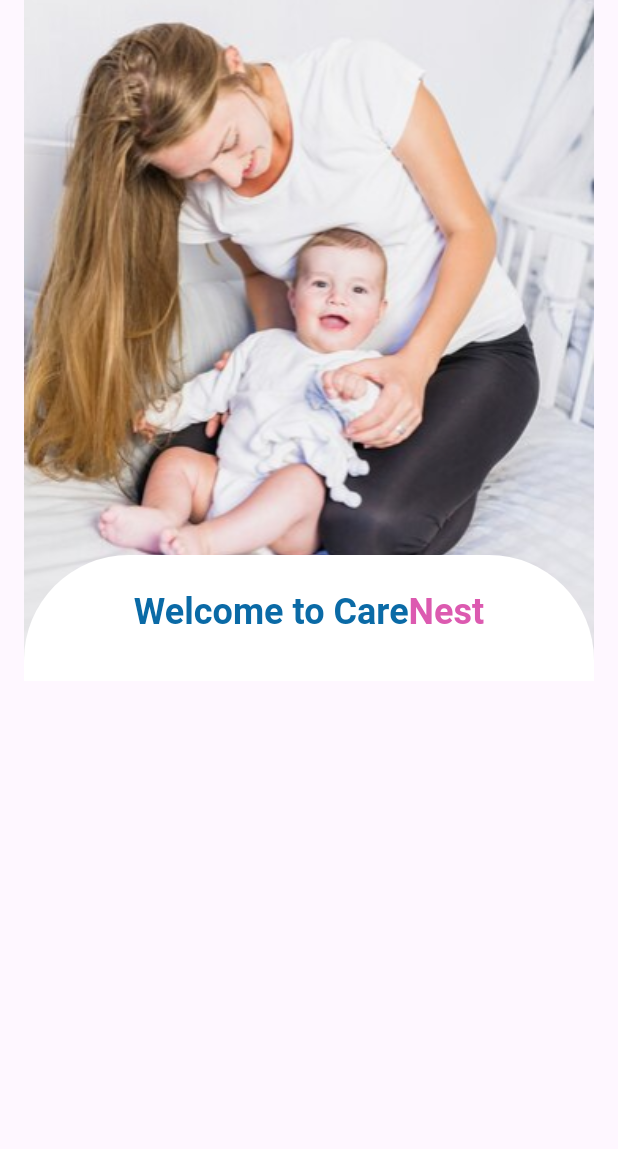
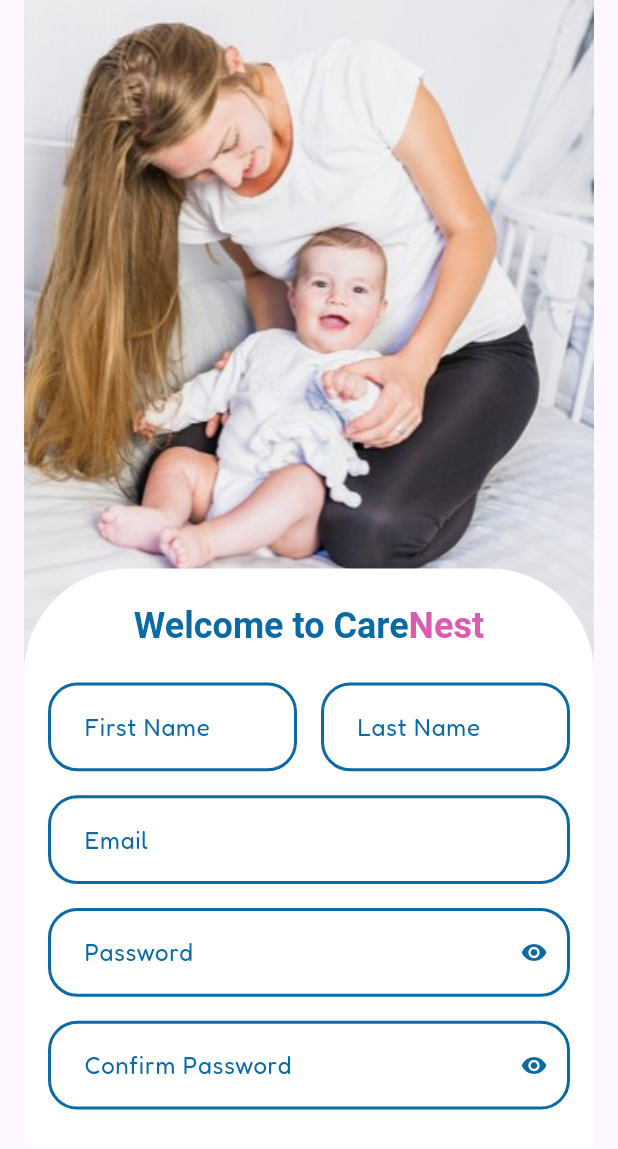
Before and after one commit to NadaKenawy/CareNest-App-GraduationProject, a Flutter app: the screen it shows after launch, on a phone screen of 412 x 824 dp. Shown: the top 1149 px of the screen. Run offline on Flutter 3.47's test engine with Material 3 defaults, Android fonts, the light colour scheme and no system bars; our stand-ins replace dio, flutter_screenutil, freezed_annotation, get_it, google_fonts, pretty_dio_logger and 1 more; generated files the repository leaves out were written again.

Commit message:
Refactor CustomTextFormField and SignUpBody Widgets

```diff
--- a/lib/core/widgets/custom_text_form_field.dart
+++ b/lib/core/widgets/custom_text_form_field.dart
@@ -1,6 +1,6 @@
+import 'package:care_nest/core/utils/colors.dart';
 import 'package:flutter/material.dart';
 import 'package:flutter_screenutil/flutter_screenutil.dart';
-
 
 class AppTextFormField extends StatelessWidget {
   const AppTextFormField({
@@ -13,8 +13,10 @@ class AppTextFormField extends StatelessWidget {
     required this.hintText,
     this.obscureText,
     this.suffixIcon,
-    this.backgoundColor,
+    this.backgroundColor,
+    this.width,
   });
+
   final EdgeInsetsGeometry? contentPadding;
   final InputBorder? focusedBorder;
   final InputBorder? enabledBorder;
@@ -23,39 +25,47 @@ class AppTextFormField extends StatelessWidget {
   final String hintText;
   final bool? obscureText;
   final Widget? suffixIcon;
-  final Color? backgoundColor;
+  final Color? backgroundColor;
+  final double? width;
 
   @override
   Widget build(BuildContext context) {
-    return TextFormField(
+    return SizedBox(
+      width: width ?? double.infinity,
+      child: TextFormField(
         decoration: InputDecoration(
           isDense: true,
           contentPadding: contentPadding ??
               EdgeInsets.symmetric(horizontal: 20.w, vertical: 18.h),
           focusedBorder: focusedBorder ??
               OutlineInputBorder(
-              borderRadius: BorderRadius.circular(16.r),
+                borderRadius: BorderRadius.circular(20.r),
                 borderSide: BorderSide(
-             //   color: ColorsManager.mainBlue,
+                  color: Colors.blue,
                   width: 1.3.w,
                 ),
               ),
           enabledBorder: enabledBorder ??
               OutlineInputBorder(
-              borderRadius: BorderRadius.circular(16.r),
+                borderRadius: BorderRadius.circular(20.r),
                 borderSide: BorderSide(
-              //  color: ColorsManager.lighterGray,
-                width: 1.3.w,
+                  color: ColorsData.primaryBlueColor,
+                  width: 2.w,
                 ),
               ),
-      //  hintStyle: hintStyle ?? TextStyles.font14LightGrayRegular,
           hintText: hintText,
-        suffixIcon: suffixIcon,
-       // fillColor: backgoundColor ?? ColorsManager.moreLightGray,
+          hintStyle:
+              hintStyle ?? const TextStyle(color: ColorsData.primaryBlueColor),
+          suffixIcon: SizedBox(
+            width: 24.w,
+            height: 24.h,
+            child: suffixIcon,
+          ),
           filled: true,
+          fillColor: Colors.transparent,
         ),
         obscureText: obscureText ?? false,
-      //style: inputTextStyle ?? TextStyles.font14DarkBlueMedium,
+      ),
     );
   }
 }
--- a/lib/features/sign_up/ui/widgets/sign_up_body.dart
+++ b/lib/features/sign_up/ui/widgets/sign_up_body.dart
@@ -1,27 +1,37 @@
+import 'package:care_nest/core/widgets/custom_text_form_field.dart';
 import 'package:care_nest/features/sign_up/ui/widgets/sign_up_image.dart';
 import 'package:care_nest/features/sign_up/ui/widgets/sign_up_title.dart';
 import 'package:flutter/material.dart';
 
+import '../../../../core/utils/colors.dart';
 
-class SignUpBody extends StatelessWidget {
+class SignUpBody extends StatefulWidget {
   const SignUpBody({super.key});
+
+  @override
+  State<SignUpBody> createState() => _SignUpBodyState();
+}
+
+class _SignUpBodyState extends State<SignUpBody> {
+  bool _isPasswordVisible = false;
+  bool _isConfirmPasswordVisible = false;
 
   @override
   Widget build(BuildContext context) {
     return Scaffold(
-      body: ListView(
-        children: [
-          Padding(
+      body: SingleChildScrollView(
+        child: Padding(
           padding: const EdgeInsets.symmetric(horizontal: 16),
           child: Stack(
+            clipBehavior: Clip.none,
             children: [
               const SignUpImage(),
-                Positioned(
-                  top: 370,
-                  left: 0,
-                  right: 0,
-                  child: Container(
-                    padding: const EdgeInsets.symmetric(vertical: 24),
+              Container(
+                margin: EdgeInsets.only(
+                    top: MediaQuery.of(context).size.height * 0.46),
+                width: double.infinity,
+                padding:
+                    const EdgeInsets.symmetric(vertical: 24, horizontal: 16),
                 decoration: const BoxDecoration(
                   color: Colors.white,
                   borderRadius: BorderRadius.only(
@@ -29,12 +39,67 @@ class SignUpBody extends StatelessWidget {
                     topRight: Radius.circular(70),
                   ),
                 ),
-                    child:  const Column(
+                child: Column(
                   children: [
-                        SignUpTitle(),
-                        SizedBox(height: 20),
+                    const SignUpTitle(),
+                    const SizedBox(height: 24),
+                    Row(
+                      mainAxisAlignment: MainAxisAlignment.spaceBetween,
+                      children: [
+                        Expanded(
+                          child: AppTextFormField(
+                            hintText: "First Name",
+                            width: MediaQuery.of(context).size.width * 0.4,
+                          ),
+                        ),
+                        const SizedBox(width: 16),
+                        Expanded(
+                          child: AppTextFormField(
+                            hintText: "Last Name",
+                            width: MediaQuery.of(context).size.width * 0.4,
+                          ),
+                        ),
                       ],
                     ),
+                    const SizedBox(height: 16),
+                    const AppTextFormField(
+                      hintText: "Email",
+                    ),
+                    const SizedBox(height: 16),
+                    AppTextFormField(
+                      hintText: "Password",
+                      obscureText: !_isPasswordVisible,
+                      suffixIcon: IconButton(
+                        icon: Icon(
+                          _isPasswordVisible
+                              ? Icons.visibility_off
+                              : Icons.visibility,
+                          color: ColorsData.primaryBlueColor,
+                        ),
+                        onPressed: () {
+                          setState(() {
+                            _isPasswordVisible = !_isPasswordVisible;
+                          });
+                        },
+                      ),
+                    ),
+                    const SizedBox(height: 16),
+                    AppTextFormField(
+                      hintText: "Confirm Password",
+                      obscureText: !_isConfirmPasswordVisible,
+                      suffixIcon: IconButton(
+                        icon: Icon(
+                          _isConfirmPasswordVisible
+                              ? Icons.visibility_off
+                              : Icons.visibility,
+                          color: ColorsData.primaryBlueColor,
+                        ),
+                        onPressed: () {
+                          setState(() {
+                            _isConfirmPasswordVisible =
+                                !_isConfirmPasswordVisible;
+                          });
+                        },
                       ),
                     ),
                   ],
@@ -42,6 +107,8 @@ class SignUpBody extends StatelessWidget {
               ),
             ],
           ),
+        ),
+      ),
     );
   }
 }
```
Lines whose indentation alone changed are shown as unchanged.
